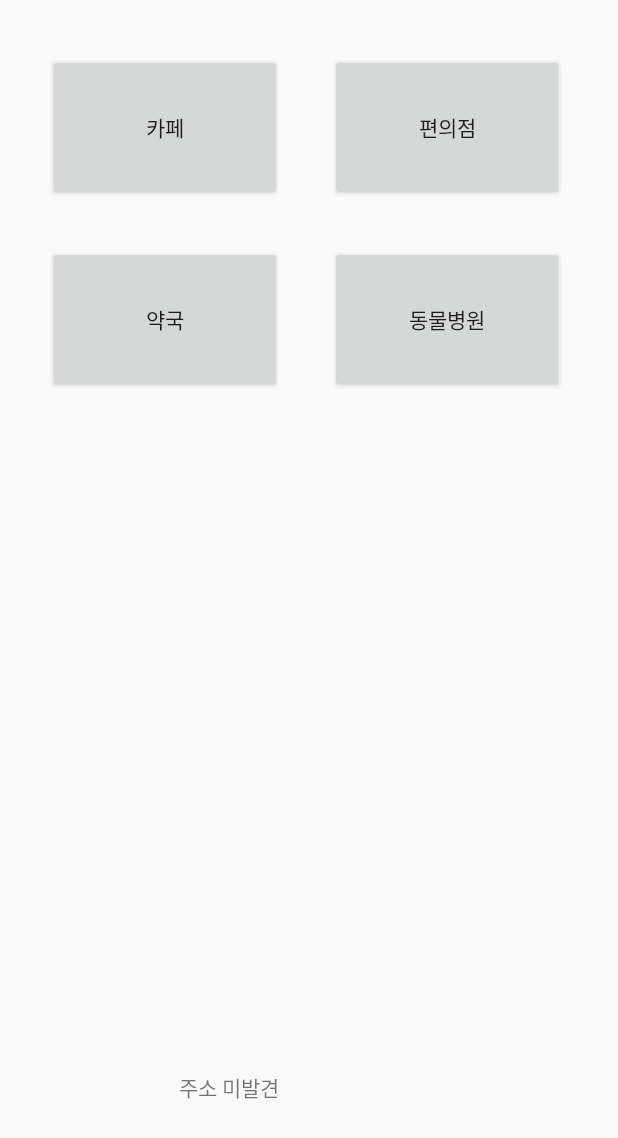
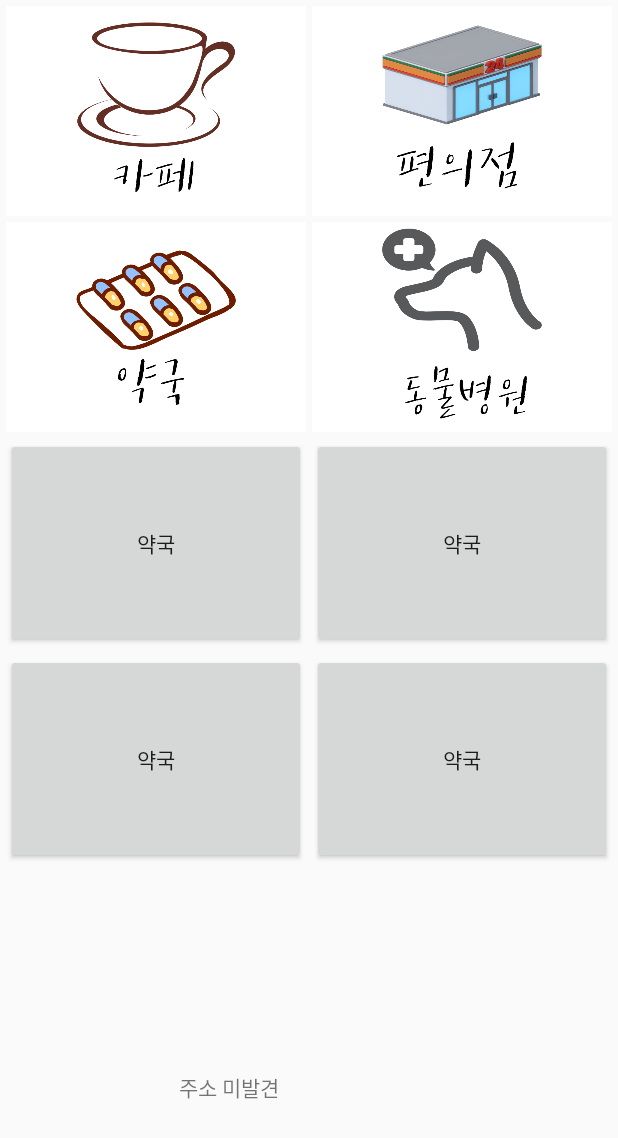
Before and after one commit to Goduck1/Is_it_open, an Android app: the screen it shows after launch (SelectActivity), on a phone screen of 412 x 824 dp. Shown: the top 1138 px of the screen. Run offline under Robolectric (Android 15) with nearby library versions, the phone set to English and light mode, and no system bars; libraries missing offline, so code that uses them is left out: com.naver.maps.

Commit message:
200902_f

```diff
--- a/Isitopen/app/src/main/res/layout/activity_filter.xml
+++ b/Isitopen/app/src/main/res/layout/activity_filter.xml
@@ -53,7 +53,7 @@
 
     <TextView
         android:id="@+id/storetype"
-        android:layout_width="91dp"
+        android:layout_width="128dp"
         android:layout_height="40dp"
         android:layout_marginStart="8dp"
         android:layout_marginTop="16dp"
--- a/Isitopen/app/src/main/res/layout/activity_select.xml
+++ b/Isitopen/app/src/main/res/layout/activity_select.xml
@@ -8,43 +8,93 @@
 
     <Button
         android:id="@+id/button"
-        android:layout_width="156dp"
-        android:layout_height="98dp"
-        android:layout_marginStart="32dp"
-        android:layout_marginTop="36dp"
+        android:layout_width="200dp"
+        android:layout_height="140dp"
+        android:layout_marginStart="4dp"
+        android:layout_marginTop="4dp"
         android:text="카페"
+        android:foreground="@drawable/cafe"
+        android:background="#00000000"
         app:layout_constraintStart_toStartOf="parent"
         app:layout_constraintTop_toTopOf="parent" />
 
     <Button
         android:id="@+id/button2"
-        android:layout_width="156dp"
-        android:layout_height="98dp"
-        android:layout_marginTop="36dp"
-        android:layout_marginEnd="36dp"
+        android:layout_width="200dp"
+        android:layout_height="140dp"
+        android:layout_marginTop="4dp"
+        android:layout_marginEnd="4dp"
         android:text="편의점"
+        android:foreground="@drawable/conveniencestore"
+        android:background="#00000000"
         app:layout_constraintEnd_toEndOf="parent"
         app:layout_constraintTop_toTopOf="parent" />
 
     <Button
         android:id="@+id/button3"
-        android:layout_width="156dp"
-        android:layout_height="98dp"
-        android:layout_marginStart="32dp"
-        android:layout_marginTop="164dp"
+        android:layout_width="200dp"
+        android:layout_height="140dp"
+        android:layout_marginTop="4dp"
+        android:layout_marginEnd="4dp"
         android:text="약국"
-        app:layout_constraintStart_toStartOf="parent"
-        app:layout_constraintTop_toTopOf="parent" />
+        app:layout_constraintEnd_toEndOf="parent"
+        app:layout_constraintTop_toBottomOf="@+id/button4" />
 
     <Button
         android:id="@+id/button4"
-        android:layout_width="156dp"
-        android:layout_height="98dp"
-        android:layout_marginTop="164dp"
-        android:layout_marginEnd="36dp"
+        android:layout_width="200dp"
+        android:layout_height="140dp"
+        android:layout_marginTop="4dp"
+        android:layout_marginEnd="4dp"
         android:text="동물병원"
+        android:foreground="@drawable/animalhospital"
+        android:background="#00000000"
         app:layout_constraintEnd_toEndOf="parent"
-        app:layout_constraintTop_toTopOf="parent" />
+        app:layout_constraintTop_toBottomOf="@+id/button2" />
+
+
+    <Button
+        android:id="@+id/button5"
+        android:layout_width="200dp"
+        android:layout_height="140dp"
+        android:layout_marginStart="4dp"
+        android:layout_marginTop="4dp"
+        android:text="약국"
+        app:layout_constraintStart_toStartOf="parent"
+        app:layout_constraintTop_toBottomOf="@+id/button6" />
+
+
+    <Button
+        android:id="@+id/button8"
+        android:layout_width="200dp"
+        android:layout_height="140dp"
+        android:layout_marginTop="4dp"
+        android:layout_marginEnd="4dp"
+        android:text="약국"
+        app:layout_constraintEnd_toEndOf="parent"
+        app:layout_constraintTop_toBottomOf="@+id/button3" />
+
+    <Button
+        android:id="@+id/button7"
+        android:layout_width="200dp"
+        android:layout_height="140dp"
+        android:layout_marginStart="4dp"
+        android:layout_marginTop="4dp"
+        android:text="약국"
+        app:layout_constraintStart_toStartOf="parent"
+        app:layout_constraintTop_toBottomOf="@+id/button5" />
+
+    <Button
+        android:id="@+id/button6"
+        android:layout_width="200dp"
+        android:layout_height="140dp"
+        android:layout_marginStart="4dp"
+        android:layout_marginTop="4dp"
+        android:text="약국"
+        android:foreground="@drawable/pharmacy"
+        android:background="#00000000"
+        app:layout_constraintStart_toStartOf="parent"
+        app:layout_constraintTop_toBottomOf="@+id/button" />
 
     <TextView
         android:id="@+id/textView"
```
Also changed, not shown: Isitopen/app/src/main/res/drawable/animalhospital.png (added), Isitopen/app/src/main/res/drawable/cafe.png (added), Isitopen/app/src/main/res/drawable/conveniencestore.png (added), Isitopen/app/src/main/res/drawable/pharmacy.png (added).
